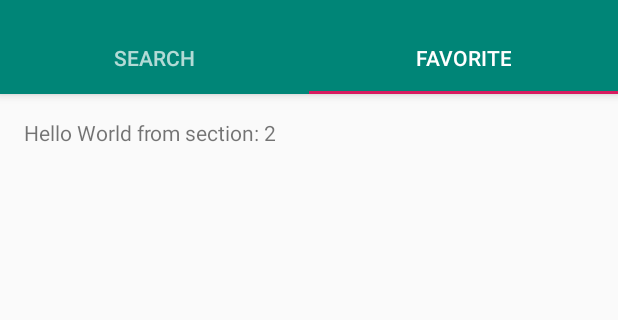
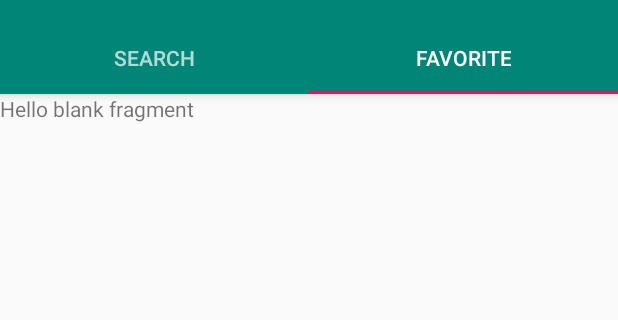
Before and after one commit to snyamwong/Whim, an Android app: the screen it shows after launch (MainActivity), tab 2 chosen, on a phone screen of 412 x 824 dp, the part 74-394 px from its top. Run offline under Robolectric (Android 15) with nearby library versions, the phone set to English and light mode, and no system bars.

Commit message:
tab bar above now navigates to the corresponding fragment
also removed some redundant code that was auto-gen, and dictionary for typos in code editor

```diff
--- a/app/src/main/java/com/example/whim/MainActivity.java
+++ b/app/src/main/java/com/example/whim/MainActivity.java
@@ -1,8 +1,7 @@
 package com.example.whim;
 
+import android.net.Uri;
 import android.support.design.widget.TabLayout;
-import android.support.design.widget.FloatingActionButton;
-import android.support.design.widget.Snackbar;
 import android.support.v7.app.AppCompatActivity;
 import android.support.v7.widget.Toolbar;
 
@@ -11,16 +10,15 @@ import android.support.v4.app.FragmentManager;
 import android.support.v4.app.FragmentPagerAdapter;
 import android.support.v4.view.ViewPager;
 import android.os.Bundle;
-import android.view.LayoutInflater;
+import android.util.Log;
 import android.view.Menu;
 import android.view.MenuItem;
-import android.view.View;
-import android.view.ViewGroup;
-
-import android.widget.TextView;
 
 public class MainActivity extends AppCompatActivity
+        implements FavoriteFragment.OnFragmentInteractionListener, SelectionFragment.OnFragmentInteractionListener
 {
+
+    final String LOGTAG = "MainActivity";
 
     /**
      * The {@link android.support.v4.view.PagerAdapter} that will provide
@@ -30,12 +28,12 @@ public class MainActivity extends AppCompatActivity
      * may be best to switch to a
      * {@link android.support.v4.app.FragmentStatePagerAdapter}.
      */
-    private SectionsPagerAdapter mSectionsPagerAdapter;
+    SectionsPagerAdapter mSectionsPagerAdapter;
 
     /**
      * The {@link ViewPager} that will host the section contents.
      */
-    private ViewPager mViewPager;
+    ViewPager mViewPager;
 
     @Override
     protected void onCreate(Bundle savedInstanceState)
@@ -43,17 +41,17 @@ public class MainActivity extends AppCompatActivity
         super.onCreate(savedInstanceState);
         setContentView(R.layout.activity_main);
 
-        Toolbar toolbar = (Toolbar) findViewById(R.id.toolbar);
+        Toolbar toolbar = findViewById(R.id.toolbar);
         setSupportActionBar(toolbar);
         // Create the adapter that will return a fragment for each of the three
         // primary sections of the activity.
         mSectionsPagerAdapter = new SectionsPagerAdapter(getSupportFragmentManager());
 
         // Set up the ViewPager with the sections adapter.
-        mViewPager = (ViewPager) findViewById(R.id.container);
+        mViewPager = findViewById(R.id.container);
         mViewPager.setAdapter(mSectionsPagerAdapter);
 
-        TabLayout tabLayout = (TabLayout) findViewById(R.id.tabs);
+        TabLayout tabLayout = findViewById(R.id.tabs);
 
         mViewPager.addOnPageChangeListener(new TabLayout.TabLayoutOnPageChangeListener(tabLayout));
         tabLayout.addOnTabSelectedListener(new TabLayout.ViewPagerOnTabSelectedListener(mViewPager));
@@ -78,52 +76,16 @@ public class MainActivity extends AppCompatActivity
         int id = item.getItemId();
 
         //noinspection SimplifiableIfStatement
-        if (id == R.id.action_settings)
+        if (id == R.id.tab_search)
         {
-            return true;
+            Log.v(LOGTAG, "Selected Tab - Search");
+        }
+        else if (id == R.id.tab_favorite)
+        {
+            Log.v(LOGTAG, "Selected Tab - Favorite");
         }
 
         return super.onOptionsItemSelected(item);
-    }
-
-    /**
-     * A placeholder fragment containing a simple view.
-     */
-    public static class PlaceholderFragment extends Fragment
-    {
-        /**
-         * The fragment argument representing the section number for this
-         * fragment.
-         */
-        private static final String ARG_SECTION_NUMBER = "section_number";
-
-        public PlaceholderFragment()
-        {
-        }
-
-        /**
-         * Returns a new instance of this fragment for the given section
-         * number.
-         */
-        public static PlaceholderFragment newInstance(int sectionNumber)
-        {
-            PlaceholderFragment fragment = new PlaceholderFragment();
-            Bundle args = new Bundle();
-            args.putInt(ARG_SECTION_NUMBER, sectionNumber);
-            fragment.setArguments(args);
-            return fragment;
-        }
-
-        @Override
-        public View onCreateView(LayoutInflater inflater, ViewGroup container,
-                                 Bundle savedInstanceState)
-        {
-            View rootView = inflater.inflate(R.layout.fragment_main, container, false);
-            TextView textView = (TextView) rootView.findViewById(R.id.section_label);
-            textView.setText(getString(R.string.section_format, getArguments().getInt(ARG_SECTION_NUMBER)));
-            return rootView;
-        }
-
     }
 
     /**
@@ -133,26 +95,42 @@ public class MainActivity extends AppCompatActivity
     public class SectionsPagerAdapter extends FragmentPagerAdapter
     {
 
-        public SectionsPagerAdapter(FragmentManager fm)
+        @Override
+        public Fragment getItem(int position)
+        {
+            // getItem is called to instantiate the fragment for the given page.
+            // Return a PlaceholderFragment (defined as a static inner class below).
+            // TODO abstract this part by introducing a Factory class, for now just hack it
+            if (position == 1)
+            {
+                return SelectionFragment.newInstance("", "");
+            }
+            else if (position == 2)
+            {
+                return FavoriteFragment.newInstance();
+            }
+
+            // should never reach this point but...
+            return new Fragment();
+        }
+
+        SectionsPagerAdapter(FragmentManager fm)
         {
             super(fm);
         }
 
         @Override
-        public Fragment getItem(int position)
-        {
-            // getItem is called to instantiate the fragment for the given page.
-            // Return a PlaceholderFragment (defined as a static inner class below).
-            return PlaceholderFragment.newInstance(position + 1);
-        }
-
-        @Override
         public int getCount()
         {
-            // Show 3 total pages.
+            // Show 2 total pages.
             return 2;
         }
 
     }
 
+    @Override
+    public void onFragmentInteraction(Uri uri)
+    {
+        //you can leave it empty
+    }
 }
--- a/app/src/main/res/layout/activity_main.xml
+++ b/app/src/main/res/layout/activity_main.xml
@@ -33,13 +33,13 @@
             android:layout_height="wrap_content">
 
             <android.support.design.widget.TabItem
-                android:id="@+id/tabItem2"
+                android:id="@+id/tab_search"
                 android:layout_width="wrap_content"
                 android:layout_height="wrap_content"
                 android:text="@string/tab_text_search" />
 
             <android.support.design.widget.TabItem
-                android:id="@+id/tabItem3"
+                android:id="@+id/tab_favorite"
                 android:layout_width="wrap_content"
                 android:layout_height="wrap_content"
                 android:text="@string/tab_text_favorite" />
```
